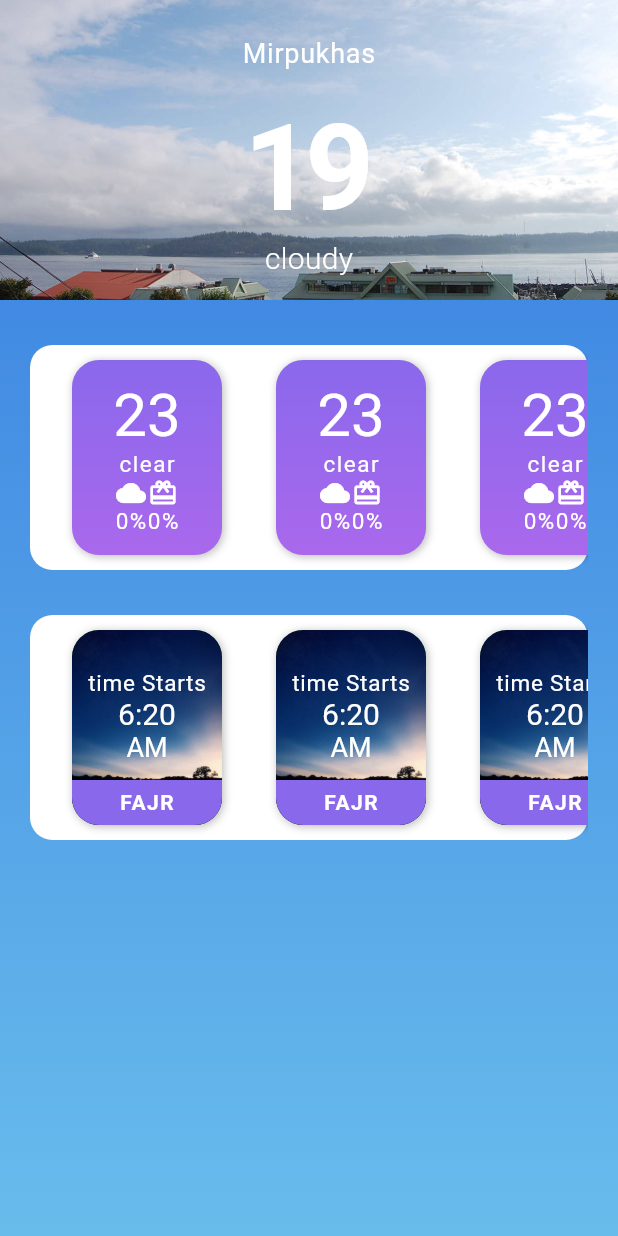
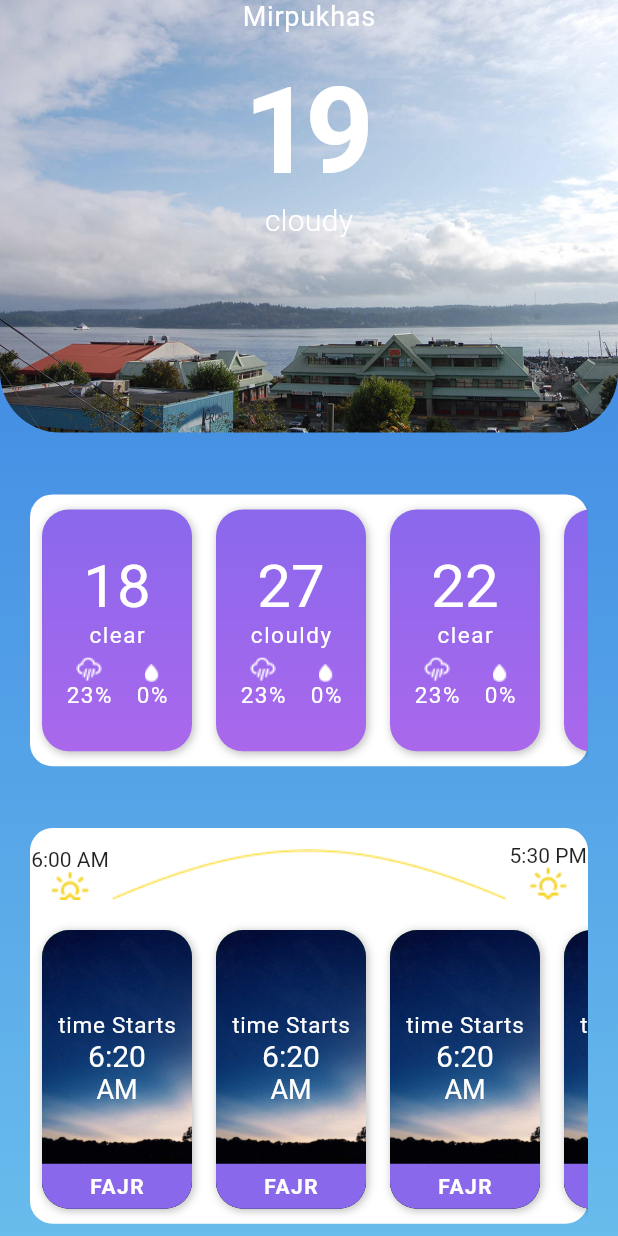
Before and after one commit to mUmarBaloch/Flutter-Weather-App, a Flutter app: the screen it shows after launch, on a phone screen of 412 x 824 dp. Run offline on Flutter 3.47's test engine with Material 2 defaults, Android fonts, the phone set to English and light mode, and no system bars.

Commit message:
Added Sample Data in Weather Model file and Generated Predictio Cards dynamically

```diff
--- a/lib/Models/wether_model.dart
+++ b/lib/Models/wether_model.dart
@@ -5,3 +5,10 @@ class Weather {
 
   Weather({this.city, this.temprature, this.status});
 }
+
+List<Weather> sample = [
+  Weather(city: 'Karachi', temprature: 18, status: 'clear'),
+  Weather(city: 'Mirpurkhas', temprature: 27, status: 'clouldy'),
+  Weather(city: 'Hyderabad', temprature: 22, status: 'clear'),
+  Weather(city: 'Nawabshah', temprature: 19, status: 'clear'),
+];
--- a/lib/Views/Widgets/prediction_card.dart
+++ b/lib/Views/Widgets/prediction_card.dart
@@ -2,6 +2,11 @@ import 'package:flutter/material.dart';
 import 'package:weather_app/constants.dart';
 
 class PredictionCard extends StatelessWidget {
+  final temprature;
+  final status;
+
+  const PredictionCard({this.temprature, this.status});
+
   @override
   Widget build(BuildContext context) {
     return Padding(
@@ -17,41 +22,38 @@ class PredictionCard extends StatelessWidget {
           mainAxisAlignment: MainAxisAlignment.center,
           children: [
             Text(
-              '23',
+              '$temprature',
               style: TextStyle(
                 color: Colors.white,
                 fontSize: 40,
               ),
             ),
             Text(
-              'clear',
+              '$status',
               style: TextStyle(
                   color: Colors.white, fontSize: 15, letterSpacing: 1),
             ),
+            SizedBox(height: 5),
             Row(
-              mainAxisAlignment: MainAxisAlignment.center,
+              mainAxisAlignment: MainAxisAlignment.spaceEvenly,
+              crossAxisAlignment: CrossAxisAlignment.end,
               children: [
                 Column(
                   children: [
-                    Icon(
-                      Icons.cloud,
-                      color: Colors.white,
-                      size: 20,
+                    Image(
+                      image: AssetImage('assets/rainIcon.png'),
                     ),
                     Text(
-                      '0%',
+                      '23%',
                       style: TextStyle(
                           color: Colors.white, fontSize: 15, letterSpacing: 1),
                     ),
                   ],
                 ),
                 Column(
+                  crossAxisAlignment: CrossAxisAlignment.center,
                   children: [
-                    Icon(
-                      Icons.redeem,
-                      color: Colors.white,
-                      size: 20,
-                    ),
+                    Image.asset('assets/rainDropIcon.png'),
                     Text(
                       '0%',
                       style: TextStyle(
--- /dev/null
+++ b/lib/Views/Widgets/top_weather_widget.dart
@@ -0,0 +1,50 @@
+import 'package:flutter/material.dart';
+import 'package:weather_app/core/device_config.dart';
+import 'package:weather_app/models/wether_model.dart';
+
+class TopWeatherWidget extends StatelessWidget {
+  @override
+  Widget build(BuildContext context) {
+    DeviceConfig _device = DeviceConfig();
+    return Container(
+      height: MediaQuery.of(context).size.height * 0.35,
+      width: _device.width,
+      decoration: BoxDecoration(
+          image: DecorationImage(
+              image: AssetImage('assets/asar.jpg'), fit: BoxFit.cover),
+          borderRadius: BorderRadius.only(
+              bottomLeft: Radius.circular(40),
+              bottomRight: Radius.circular(40))),
+      child: SafeArea(
+        child: Column(
+          children: [
+            Text(
+              'Mirpukhas',
+              style: TextStyle(
+                  color: Colors.white, letterSpacing: 0.5, fontSize: 18),
+            ),
+            SizedBox(
+              height: 20,
+            ),
+            Text(
+              '19',
+              style: TextStyle(
+                  color: Colors.white,
+                  letterSpacing: -5,
+                  fontSize: 80,
+                  fontWeight: FontWeight.w600),
+            ),
+            Text(
+              'cloudy',
+              style: TextStyle(
+                  color: Colors.white,
+                  letterSpacing: 0.2,
+                  fontSize: 20,
+                  fontWeight: FontWeight.w300),
+            ),
+          ],
+        ),
+      ),
+    );
+  }
+}
--- a/lib/Views/main_screen.dart
+++ b/lib/Views/main_screen.dart
@@ -1,10 +1,17 @@
 import 'package:flutter/material.dart';
 import 'package:weather_app/Views/Widgets/prediction_card.dart';
+import 'package:weather_app/constants.dart';
+import 'package:weather_app/core/device_config.dart';
+import 'package:weather_app/models/wether_model.dart';
+import 'package:weather_app/views/Widgets/prediction_card.dart' as card;
+import 'package:weather_app/views/Widgets/top_weather_widget.dart';
 
 import 'Widgets/prayer_card.dart';
 
 class MainScreen extends StatelessWidget {
   @override
+  Weather _data = Weather();
+  DeviceConfig _device = DeviceConfig();
   Widget build(BuildContext context) {
     return Container(
       decoration: BoxDecoration(
@@ -18,87 +25,69 @@ class MainScreen extends StatelessWidget {
         ),
       ),
       child: Column(children: <Widget>[
-        Container(
-          height: 200,
-          width: MediaQuery.of(context).size.width,
-          decoration: BoxDecoration(
-              image: DecorationImage(
-                  image: AssetImage('assets/asar.jpg'), fit: BoxFit.cover)),
-          child: Column(
-            children: [
-              SizedBox(
-                height: 25,
-              ),
-              Text(
-                'Mirpukhas',
-                style: TextStyle(
-                    color: Colors.white, letterSpacing: 0.5, fontSize: 18),
-              ),
-              SizedBox(
-                height: 20,
-              ),
-              Text(
-                '19',
-                style: TextStyle(
-                    color: Colors.white,
-                    letterSpacing: -5,
-                    fontSize: 80,
-                    fontWeight: FontWeight.w600),
-              ),
-              Text(
-                'cloudy',
-                style: TextStyle(
-                    color: Colors.white,
-                    letterSpacing: 0.2,
-                    fontSize: 20,
-                    fontWeight: FontWeight.w300),
-              ),
-            ],
-          ),
-        ),
-        SizedBox(height: 30),
+        TopWeatherWidget(),
+        SizedBox(height: _device.height * 0.05),
         Padding(
           padding: const EdgeInsets.symmetric(horizontal: 20, vertical: 0),
           child: Container(
             child: ListView(
               scrollDirection: Axis.horizontal,
-              children: <Widget>[
-                SizedBox(
-                  width: 20,
-                ),
-                PredictionCard(),
-                SizedBox(
-                  width: 20,
-                ),
-                PredictionCard(),
-                SizedBox(
-                  width: 20,
-                ),
-                PredictionCard(),
-              ],
+              children: sample
+                  .map((obj) => card.PredictionCard(
+                      temprature: obj.temprature, status: obj.status))
+                  .toList(),
             ),
-            height: 150,
-            decoration: BoxDecoration(
-                color: Colors.white,
-                borderRadius: BorderRadius.all(Radius.circular(15))),
+            height: _device.height * 0.22,
+            decoration: cardDecoration,
           ),
         ),
-        SizedBox(height: 30),
+        SizedBox(height: _device.height * 0.05),
         Padding(
           padding: const EdgeInsets.symmetric(horizontal: 20),
           child: Container(
-            child: ListView(
-              scrollDirection: Axis.horizontal,
+            child: Column(
               children: [
-                SizedBox(width: 20),
-                PrayerCard(),
-                SizedBox(width: 20),
-                PrayerCard(),
-                SizedBox(width: 20),
-                PrayerCard(),
+                SizedBox(
+                  height: 10,
+                ),
+                Row(
+                  mainAxisAlignment: MainAxisAlignment.spaceAround,
+                  crossAxisAlignment: CrossAxisAlignment.end,
+                  children: [
+                    Column(
+                      children: [
+                        Text('6:00 AM'),
+                        Image.asset(
+                          'assets/sunsriseIcon.png',
+                        ),
+                      ],
+                    ),
+                    Image.asset('assets/Line.png'),
+                    Column(
+                      children: [
+                        Text('5:30 PM'),
+                        Image.asset('assets/sunsetIco.png'),
+                      ],
+                    ),
+                  ],
+                ),
+                SizedBox(
+                  height: 10,
+                ),
+                Expanded(
+                  child: ListView(
+                    scrollDirection: Axis.horizontal,
+                    children: [
+                      PrayerCard(),
+                      PrayerCard(),
+                      PrayerCard(),
+                      PrayerCard(),
+                    ],
+                  ),
+                ),
               ],
             ),
-            height: 150,
+            height: _device.height * 0.32,
             decoration: BoxDecoration(
                 color: Colors.white,
                 borderRadius: BorderRadius.all(Radius.circular(15))),
--- a/lib/constants.dart
+++ b/lib/constants.dart
@@ -19,3 +19,6 @@ final BoxDecoration predictionCardDecoration = BoxDecoration(
         spreadRadius: 0,
       )
     ]);
+
+final BoxDecoration cardDecoration = BoxDecoration(
+    color: Colors.white, borderRadius: BorderRadius.all(Radius.circular(15)));
--- /dev/null
+++ b/lib/core/device_config.dart
@@ -0,0 +1,19 @@
+import 'package:flutter/material.dart';
+
+// widget binging method
+class DeviceConfig {
+  final height = WidgetsBinding.instance.window.physicalSize.height /
+      WidgetsBinding.instance.window.devicePixelRatio;
+  final width = WidgetsBinding.instance.window.physicalSize.width /
+      WidgetsBinding.instance.window.devicePixelRatio;
+}
+
+// using media query {uses context to set value of device configuration}
+class DeviceConfigQuery {
+  var height;
+  var width;
+  DeviceConfigInit(BuildContext context) {
+    height = MediaQuery.of(context).size.height;
+    width = MediaQuery.of(context).size.width;
+  }
+}
--- a/lib/main.dart
+++ b/lib/main.dart
@@ -9,6 +9,7 @@ class MyApp extends StatelessWidget {
   @override
   Widget build(BuildContext context) {
     return MaterialApp(
+      theme: ThemeData(accentColor: Colors.deepPurple),
       home: Scaffold(
         body: MainScreen(),
       ),
--- a/pubspec.yaml
+++ b/pubspec.yaml
@@ -47,7 +47,6 @@ flutter:
   # To add assets to your application, add an assets section, like this:
   assets:
     - assets/
-  #   - images/a_dot_ham.jpeg
 
   # An image asset can refer to one or more resolution-specific "variants", see
   # https://flutter.dev/assets-and-images/#resolution-aware.
```
Also changed, not shown: assets/Line.png (added), assets/rainDropIcon.png (added), assets/rainIcon.png (added), assets/sunsetIco.png (added), assets/sunsriseIcon.png (added).
